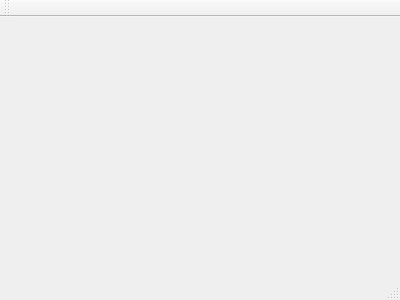
Above: kc_sdr/mainwindow.ui from zhouxinlzu/Qt_sdr before the change. Below: the same form after it.
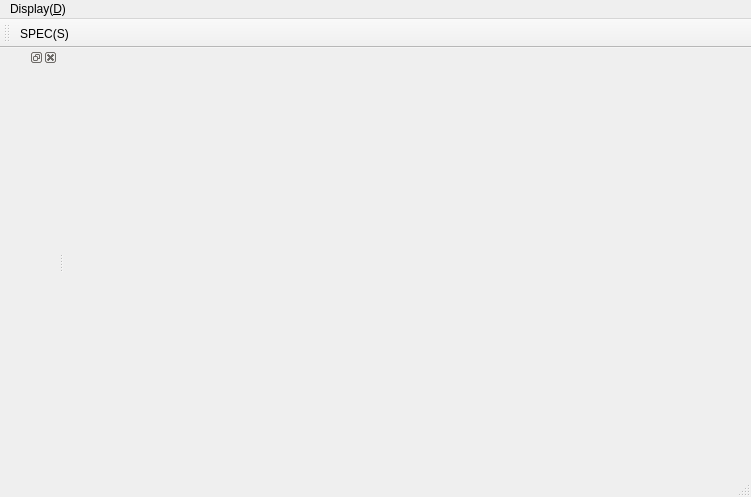
That is the form after the change. Icons and pictures are not drawn. Custom widgets are drawn as their Qt base class.

```diff
--- a/kc_sdr/mainwindow.ui
+++ b/kc_sdr/mainwindow.ui
@@ -1,24 +1,78 @@
 <ui version="4.0">
  <class>MainWindow</class>
- <widget class="QMainWindow" name="MainWindow" >
-  <property name="geometry" >
+ <widget class="QMainWindow" name="MainWindow">
+  <property name="geometry">
    <rect>
     <x>0</x>
     <y>0</y>
-    <width>400</width>
-    <height>300</height>
+    <width>751</width>
+    <height>497</height>
    </rect>
   </property>
   <property name="windowTitle" >
    <string>MainWindow</string>
   </property>
-  <widget class="QMenuBar" name="menuBar" />
-  <widget class="QToolBar" name="mainToolBar" />
-  <widget class="QWidget" name="centralWidget" />
-  <widget class="QStatusBar" name="statusBar" />
+  <widget class="QWidget" name="centralWidget"/>
+  <widget class="QMenuBar" name="menuBar">
+   <property name="geometry">
+    <rect>
+     <x>0</x>
+     <y>0</y>
+     <width>751</width>
+     <height>23</height>
+    </rect>
+   </property>
+   <widget class="QMenu" name="menuDisplay_D">
+    <property name="title">
+     <string>Display(&amp;D)</string>
+    </property>
+    <addaction name="action_SPEC"/>
+   </widget>
+   <addaction name="menuDisplay_D"/>
+  </widget>
+  <widget class="QToolBar" name="mainToolBar">
+   <attribute name="toolBarArea">
+    <enum>TopToolBarArea</enum>
+   </attribute>
+   <attribute name="toolBarBreak">
+    <bool>false</bool>
+   </attribute>
+   <addaction name="action_SPEC"/>
+  </widget>
+  <widget class="QStatusBar" name="statusBar"/>
+  <widget class="DockSpec" name="SpecWidget">
+   <attribute name="dockWidgetArea">
+    <number>1</number>
+   </attribute>
+   <widget class="QWidget" name="dockWidgetContents"/>
+  </widget>
+  <action name="action_SPEC">
+   <property name="icon">
+    <iconset resource="images.qrc">
+     <normaloff>:/images/images/SPEC.ico</normaloff>:/images/images/SPEC.ico</iconset>
+   </property>
+   <property name="text">
+    <string>SPEC(&amp;S)</string>
+   </property>
+   <property name="toolTip">
+    <string>open the SPEC</string>
+   </property>
+   <property name="shortcut">
+    <string>Ctrl+S</string>
+   </property>
+  </action>
  </widget>
- <layoutDefault spacing="6" margin="11" />
- <pixmapfunction></pixmapfunction>
- <resources/>
+ <layoutdefault spacing="6" margin="11"/>
+ <customwidgets>
+  <customwidget>
+   <class>DockSpec</class>
+   <extends>QDockWidget</extends>
+   <header>dockspec.h</header>
+   <container>1</container>
+  </customwidget>
+ </customwidgets>
+ <resources>
+  <include location="images.qrc"/>
+ </resources>
  <connections/>
 </ui>
```
Left out of the diff: 3 changed lines with no effect on the pictures.
